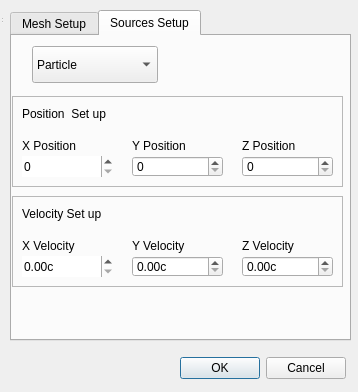
This is REDonFDTDGUI/optionwindow.ui in JBlack93/REDonFDTD as Qt 5 draws it before an edit. The edited form follows.
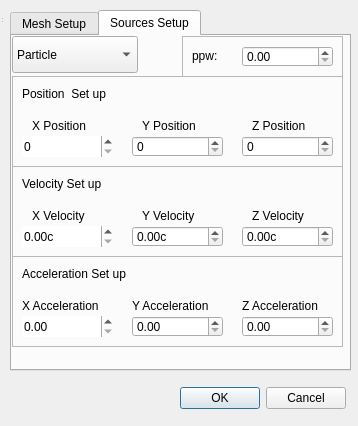
This is the edited form. The open tabs and pages were chosen to show the change.

Commit message: Add ricker specific items to GUI

Diff of the .ui file:
```diff
--- a/REDonFDTDGUI/optionwindow.ui
+++ b/REDonFDTDGUI/optionwindow.ui
@@ -7,7 +7,7 @@
     <x>0</x>
     <y>0</y>
     <width>358</width>
-    <height>392</height>
+    <height>426</height>
    </rect>
   </property>
   <property name="windowTitle">
@@ -19,14 +19,14 @@
      <x>0</x>
      <y>0</y>
      <width>361</width>
-     <height>391</height>
+     <height>421</height>
     </rect>
    </property>
    <widget class="QDialogButtonBox" name="buttonBox">
     <property name="geometry">
      <rect>
       <x>180</x>
-      <y>350</y>
+      <y>380</y>
       <width>166</width>
       <height>36</height>
      </rect>
@@ -41,7 +41,7 @@
       <x>10</x>
       <y>10</y>
       <width>341</width>
-      <height>331</height>
+      <height>361</height>
      </rect>
     </property>
     <property name="currentIndex">
@@ -316,8 +316,8 @@
      <widget class="QComboBox" name="SourceBox">
       <property name="geometry">
        <rect>
-        <x>20</x>
-        <y>10</y>
+        <x>0</x>
+        <y>0</y>
         <width>126</width>
         <height>37</height>
        </rect>
@@ -337,7 +337,7 @@
       <property name="geometry">
        <rect>
         <x>0</x>
-        <y>60</y>
+        <y>40</y>
         <width>331</width>
         <height>91</height>
        </rect>
@@ -361,9 +361,9 @@
       <widget class="QLabel" name="zpositionLabel">
        <property name="geometry">
         <rect>
-         <x>230</x>
+         <x>240</x>
          <y>40</y>
-         <width>91</width>
+         <width>71</width>
          <height>19</height>
         </rect>
        </property>
@@ -384,9 +384,9 @@
       <widget class="QLabel" name="ypositionLabel">
        <property name="geometry">
         <rect>
-         <x>120</x>
+         <x>130</x>
          <y>40</y>
-         <width>91</width>
+         <width>71</width>
          <height>20</height>
         </rect>
        </property>
@@ -397,9 +397,9 @@
       <widget class="QLabel" name="xpositionLabel">
        <property name="geometry">
         <rect>
-         <x>10</x>
+         <x>20</x>
          <y>40</y>
-         <width>91</width>
+         <width>71</width>
          <height>19</height>
         </rect>
        </property>
@@ -453,7 +453,7 @@
       <property name="geometry">
        <rect>
         <x>0</x>
-        <y>160</y>
+        <y>130</y>
         <width>331</width>
         <height>91</height>
        </rect>
@@ -489,9 +489,9 @@
       <widget class="QLabel" name="zvelocityLabel">
        <property name="geometry">
         <rect>
-         <x>230</x>
+         <x>240</x>
          <y>40</y>
-         <width>91</width>
+         <width>71</width>
          <height>19</height>
         </rect>
        </property>
@@ -518,9 +518,9 @@
       <widget class="QLabel" name="yvelocityLabel">
        <property name="geometry">
         <rect>
-         <x>120</x>
+         <x>130</x>
          <y>40</y>
-         <width>91</width>
+         <width>71</width>
          <height>20</height>
         </rect>
        </property>
@@ -531,9 +531,9 @@
       <widget class="QLabel" name="xvelocityLabel">
        <property name="geometry">
         <rect>
-         <x>10</x>
+         <x>20</x>
          <y>40</y>
-         <width>91</width>
+         <width>71</width>
          <height>19</height>
         </rect>
        </property>
@@ -583,6 +583,184 @@
        </property>
       </widget>
      </widget>
+     <widget class="QFrame" name="accelerationFrame">
+      <property name="geometry">
+       <rect>
+        <x>0</x>
+        <y>220</y>
+        <width>331</width>
+        <height>91</height>
+       </rect>
+      </property>
+      <property name="frameShape">
+       <enum>QFrame::StyledPanel</enum>
+      </property>
+      <property name="frameShadow">
+       <enum>QFrame::Raised</enum>
+      </property>
+      <widget class="QDoubleSpinBox" name="zaccelerationBox_2">
+       <property name="geometry">
+        <rect>
+         <x>230</x>
+         <y>60</y>
+         <width>91</width>
+         <height>21</height>
+        </rect>
+       </property>
+       <property name="maximumSize">
+        <size>
+         <width>91</width>
+         <height>21</height>
+        </size>
+       </property>
+       <property name="suffix">
+        <string/>
+       </property>
+       <property name="singleStep">
+        <double>0.010000000000000</double>
+       </property>
+      </widget>
+      <widget class="QLabel" name="zaccelerationLabel_2">
+       <property name="geometry">
+        <rect>
+         <x>230</x>
+         <y>40</y>
+         <width>101</width>
+         <height>20</height>
+        </rect>
+       </property>
+       <property name="text">
+        <string>Z Acceleration</string>
+       </property>
+      </widget>
+      <widget class="QDoubleSpinBox" name="yaccelerationBox">
+       <property name="geometry">
+        <rect>
+         <x>120</x>
+         <y>60</y>
+         <width>91</width>
+         <height>21</height>
+        </rect>
+       </property>
+       <property name="suffix">
+        <string/>
+       </property>
+       <property name="singleStep">
+        <double>0.010000000000000</double>
+       </property>
+      </widget>
+      <widget class="QLabel" name="yaccelerationLabel_2">
+       <property name="geometry">
+        <rect>
+         <x>120</x>
+         <y>40</y>
+         <width>101</width>
+         <height>20</height>
+        </rect>
+       </property>
+       <property name="text">
+        <string>Y Acceleration</string>
+       </property>
+      </widget>
+      <widget class="QLabel" name="xaccelerationLabel_2">
+       <property name="geometry">
+        <rect>
+         <x>10</x>
+         <y>40</y>
+         <width>101</width>
+         <height>20</height>
+        </rect>
+       </property>
+       <property name="text">
+        <string>X Acceleration</string>
+       </property>
+      </widget>
+      <widget class="QDoubleSpinBox" name="xaccelerationBox">
+       <property name="geometry">
+        <rect>
+         <x>10</x>
+         <y>60</y>
+         <width>91</width>
+         <height>21</height>
+        </rect>
+       </property>
+       <property name="wrapping">
+        <bool>false</bool>
+       </property>
+       <property name="frame">
+        <bool>false</bool>
+       </property>
+       <property name="suffix">
+        <string/>
+       </property>
+       <property name="singleStep">
+        <double>0.010000000000000</double>
+       </property>
+      </widget>
+      <widget class="QLabel" name="AccelerationLabel">
+       <property name="geometry">
+        <rect>
+         <x>10</x>
+         <y>10</y>
+         <width>131</width>
+         <height>16</height>
+        </rect>
+       </property>
+       <property name="frameShape">
+        <enum>QFrame::NoFrame</enum>
+       </property>
+       <property name="text">
+        <string>Acceleration Set up</string>
+       </property>
+       <property name="textFormat">
+        <enum>Qt::AutoText</enum>
+       </property>
+      </widget>
+     </widget>
+     <widget class="QFrame" name="ppwFrame">
+      <property name="geometry">
+       <rect>
+        <x>170</x>
+        <y>0</y>
+        <width>161</width>
+        <height>41</height>
+       </rect>
+      </property>
+      <property name="frameShape">
+       <enum>QFrame::StyledPanel</enum>
+      </property>
+      <property name="frameShadow">
+       <enum>QFrame::Raised</enum>
+      </property>
+      <widget class="QDoubleSpinBox" name="ppwBox">
+       <property name="geometry">
+        <rect>
+         <x>60</x>
+         <y>10</y>
+         <width>91</width>
+         <height>21</height>
+        </rect>
+       </property>
+      </widget>
+      <widget class="QLabel" name="ppwLabel">
+       <property name="geometry">
+        <rect>
+         <x>10</x>
+         <y>10</y>
+         <width>41</width>
+         <height>19</height>
+        </rect>
+       </property>
+       <property name="text">
+        <string>ppw:</string>
+       </property>
+      </widget>
+     </widget>
+     <zorder>ppwFrame</zorder>
+     <zorder>SourceBox</zorder>
+     <zorder>positionFrame</zorder>
+     <zorder>velocityFrame</zorder>
+     <zorder>accelerationFrame</zorder>
     </widget>
    </widget>
   </widget>
```
Left out of the diff: 56 changed lines with no effect on the pictures. The commit also changes 2 other files.
